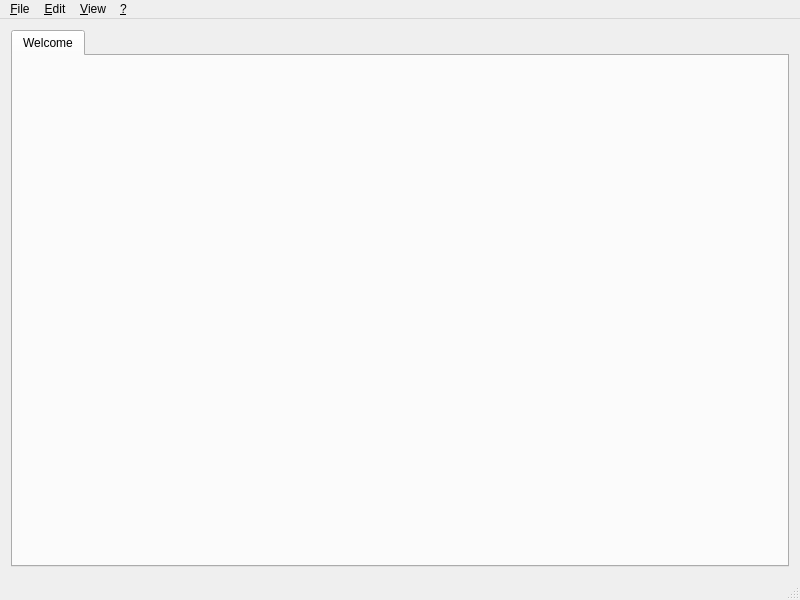
This is mainwindow.ui in Salami555/uip-ex3-svg-edit as Qt 5 draws it before an edit. The edited form follows.
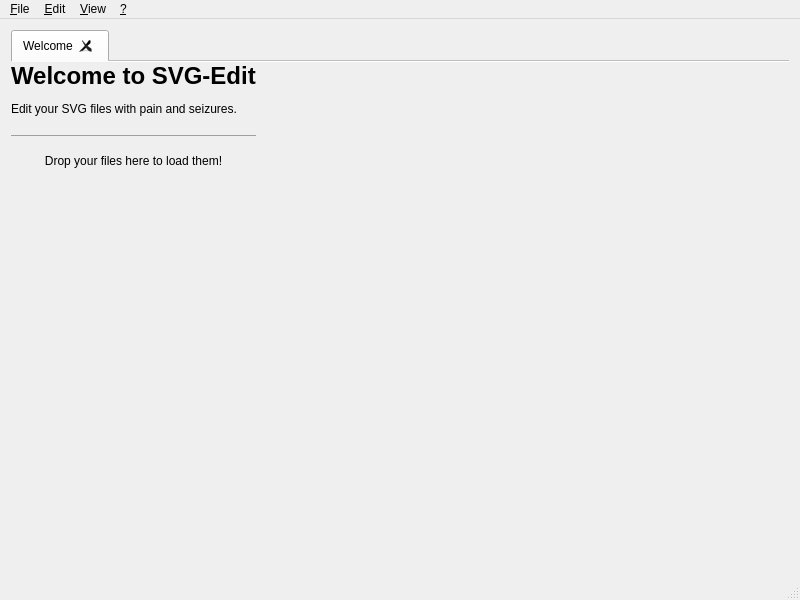
This is the edited form.

Commit message: closeable tabs and welcome message

Diff of the .ui file:
```diff
--- a/mainwindow.ui
+++ b/mainwindow.ui
@@ -35,6 +35,15 @@
       <property name="currentIndex">
        <number>0</number>
       </property>
+      <property name="documentMode">
+       <bool>true</bool>
+      </property>
+      <property name="tabsClosable">
+       <bool>true</bool>
+      </property>
+      <property name="movable">
+       <bool>true</bool>
+      </property>
       <widget class="QWidget" name="welcome">
        <property name="sizePolicy">
         <sizepolicy hsizetype="Expanding" vsizetype="Expanding">
@@ -45,6 +54,22 @@
        <attribute name="title">
         <string>Welcome</string>
        </attribute>
+       <widget class="QLabel" name="label">
+        <property name="text">
+         <string>&lt;html&gt;
+&lt;head/&gt;
+&lt;body&gt;
+&lt;h1&gt;Welcome to SVG-Edit&lt;/h1&gt;
+&lt;p&gt;Edit your SVG files with pain and seizures.&lt;/p&gt;
+&lt;hr/&gt;
+&lt;p align=&quot;center&quot;&gt;Drop your files here to load them!&lt;/p&gt;
+&lt;/body&gt;
+&lt;/html&gt;</string>
+        </property>
+        <property name="alignment">
+         <set>Qt::AlignLeading|Qt::AlignLeft|Qt::AlignTop</set>
+        </property>
+       </widget>
       </widget>
      </widget>
     </item>
```
